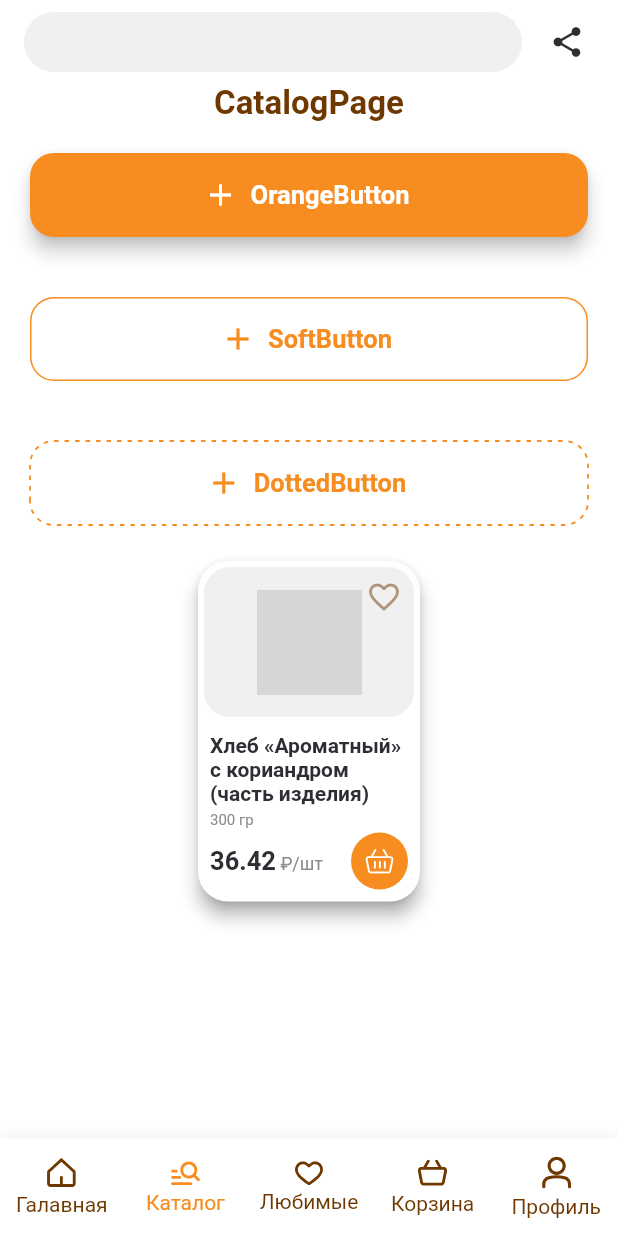
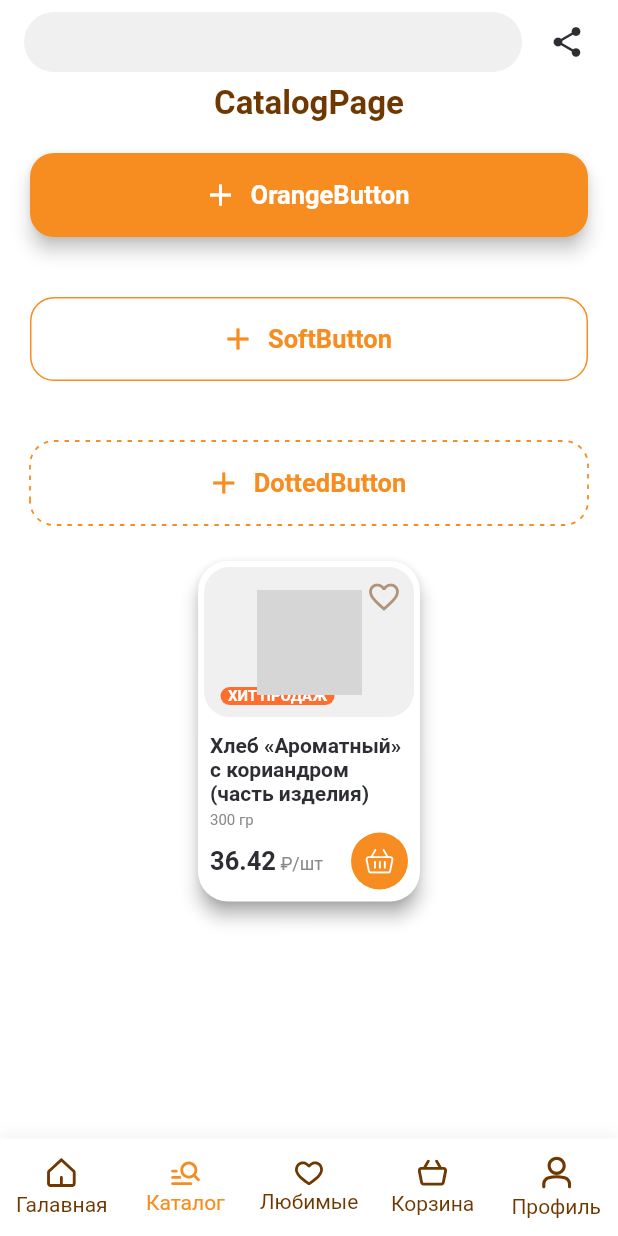
Before and after one commit to ArrGagiev/bread, a Flutter app: the screen it shows after launch, item 2 of the bottom bar chosen, on a phone screen of 412 x 824 dp. Run offline on Flutter 3.47's test engine with Material 3 defaults, Android fonts, the phone set to English and light mode, and no system bars; drawn by our look-alikes of dotted_border, persistent_bottom_nav_bar_v2; our stand-ins replace flutter_svg; Roboto replaces fonts that are missing (IBMPlexSerif); project files that could hold a hidden picture were left out; grey boxes are pictures that could not be loaded.

Commit message:
добавил к карточке область - хит продаж

```diff
--- a/lib/core/constants/app_colors.dart
+++ b/lib/core/constants/app_colors.dart
@@ -16,7 +16,7 @@ class AppColors {
   static const Color green = Color(0xFF6FCF97);
   //todo: additional colors
   static const Color darkCardColor = Color(0xFF40444F); // или это darkGray = Color(0xFF4F4F4F);
-  static const Color deepOrange = Color(0xFFC15413); // хит продаж
+  static const Color deepOrange = Color(0xFFFF6D2F); // хит продаж
   static const Color darkHeader = Color(0xFF303030); // категории заголовки картинок
   static const Color darkThemeBottom = Color(0xFF423F3E);
   static const Color darkBottomShadow = Color(0xFF362121);
--- a/lib/core/widgets/cards/product_card/product_card.dart
+++ b/lib/core/widgets/cards/product_card/product_card.dart
@@ -1,8 +1,8 @@
+import 'package:bread/core/widgets/cards/product_card/widgets/area/quantity_selection_area.dart';
+import 'package:bread/core/widgets/cards/product_card/widgets/area/price_addbasket_area.dart';
+import 'package:bread/core/widgets/cards/product_card/widgets/area/no_product_area.dart';
 import 'package:bread/core/constants/app_typography.dart';
 import 'package:bread/core/constants/app_colors.dart';
-import 'package:bread/core/widgets/cards/product_card/widgets/area/no_product_area.dart';
-import 'package:bread/core/widgets/cards/product_card/widgets/area/price_addbasket_area.dart';
-import 'package:bread/core/widgets/cards/product_card/widgets/area/quantity_selection_area.dart';
 import 'package:flutter/material.dart';
 
 class ProductCard extends StatelessWidget {
@@ -11,6 +11,7 @@ class ProductCard extends StatelessWidget {
   final String image = 'assets/images/bread.png';
   final String description = 'Хлеб «Ароматный» с кориандром (часть изделия)';
   final String quantity = '300 гр';
+  final bool isHitOfSales = true;
 
   @override
   Widget build(BuildContext context) {
@@ -25,6 +26,7 @@ class ProductCard extends StatelessWidget {
           child: Column(
             crossAxisAlignment: CrossAxisAlignment.start,
             children: [
+              //--------------------------------------------------------------------- image
               Container(
                 height: 100,
                 margin: const EdgeInsets.all(4),
@@ -47,9 +49,34 @@ class ProductCard extends StatelessWidget {
                         color: AppColors.brown.withOpacity(0.5),
                       ),
                     ),
+                    Visibility(
+                      visible: isHitOfSales, //todo: hit of sales visible <---
+                      child: Positioned(
+                        bottom: 8,
+                        left: 11,
+                        child: Container(
+                          width: 76,
+                          height: 12,
+                          decoration: const BoxDecoration(
+                            borderRadius: BorderRadius.all(Radius.circular(12)),
+                            color: AppColors.deepOrange,
+                          ),
+                          child: Center(
+                            child: Text(
+                              'ХИТ ПРОДАЖ',
+                              style: AppTypography.bodyXSmall.copyWith(
+                                color: AppColors.white,
+                                fontWeight: FontWeight.bold,
+                              ),
+                            ),
+                          ),
+                        ),
+                      ),
+                    )
                   ],
                 ),
               ),
+              //--------------------------------------------------------------------- description
               const SizedBox(height: 7),
               Container(
                 margin: const EdgeInsets.symmetric(horizontal: 8),
@@ -71,6 +98,7 @@ class ProductCard extends StatelessWidget {
                 ),
               ),
               const Spacer(),
+              //--------------------------------------------------------------------- area
               Container(
                 margin: const EdgeInsets.symmetric(horizontal: 8),
                 child: const Stack(
```
